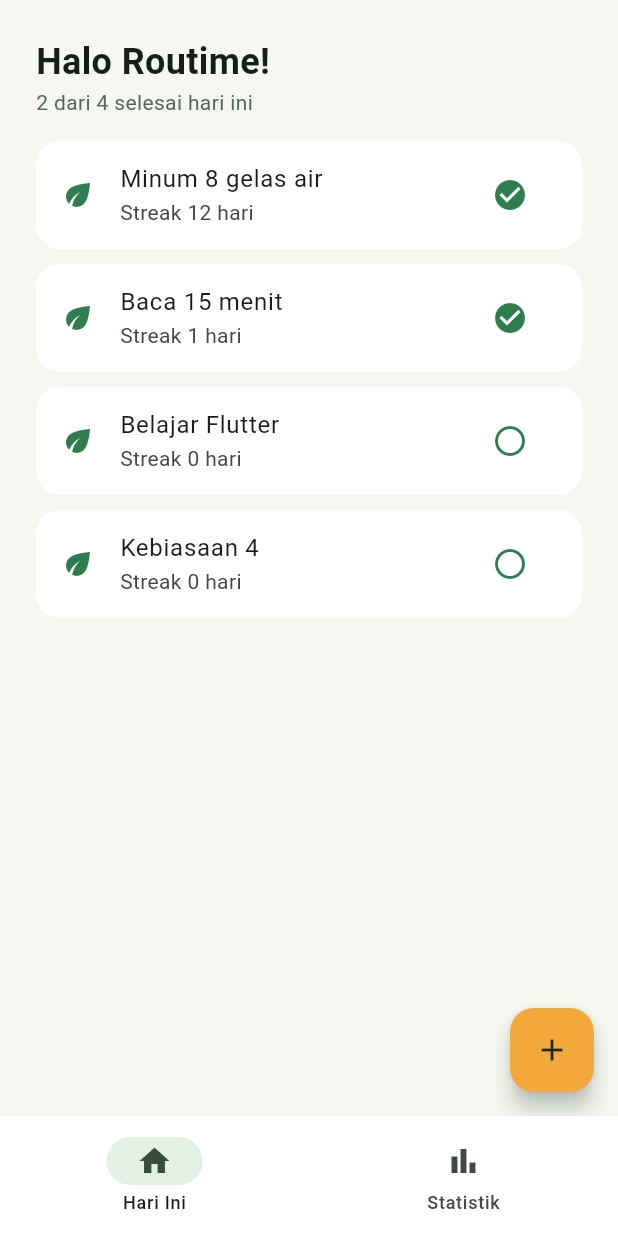
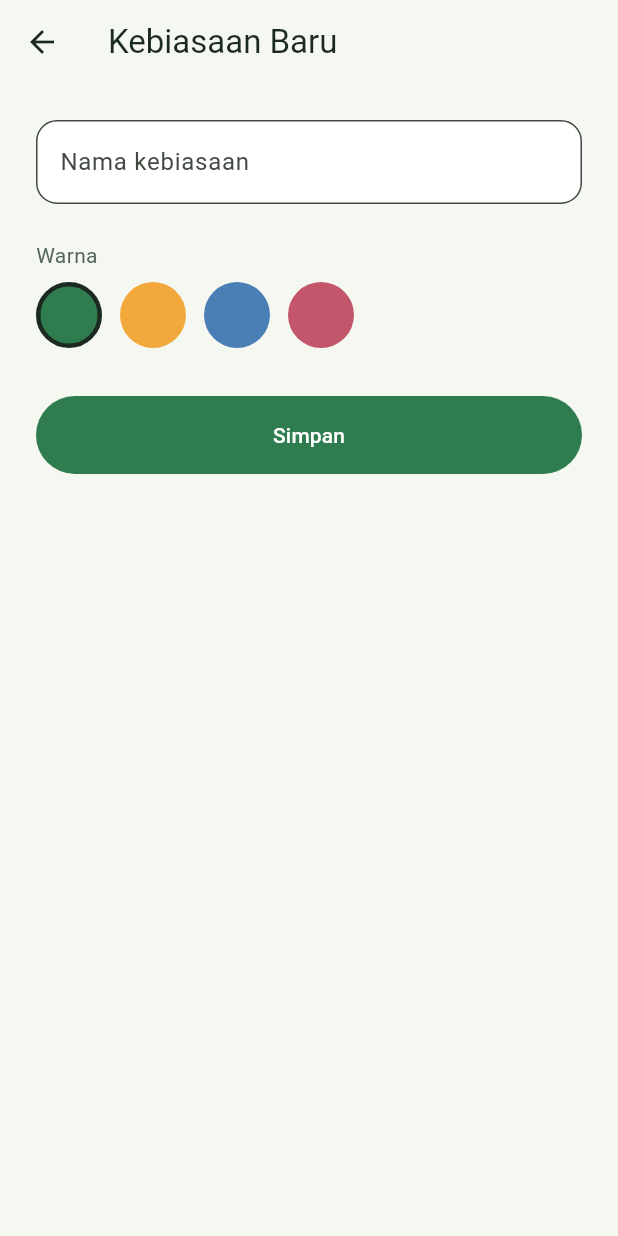
Before and after one commit to irulanam11/routime_OTIMobApps26, a Flutter app: the screen it shows after launch, after a tap on the "circle" icon, after a tap on the "add" icon, on a phone screen of 412 x 824 dp. Run offline on Flutter 3.47's test engine with Material 3 defaults, Android fonts, the phone set to English and light mode, and no system bars; our stand-ins replace material_ui, shared_preferences.

Commit message:
menambahkan penyimpanan lokal

```diff
--- a/lib/main.dart
+++ b/lib/main.dart
@@ -1,15 +1,21 @@
+import 'package:flutter/widgets.dart';
 import 'package:material_ui/material_ui.dart';
 import 'package:provider/provider.dart';
 import 'providers/habit_provider.dart';
 import 'screens/main_shell.dart';
 import 'theme/app_theme.dart';
 
-void main() => runApp(
-      ChangeNotifierProvider(
-        create: (_) => HabitProvider(),
-        child: const RoutimeApp(),
-      ),
-    );
+Future<void> main() async {
+  WidgetsFlutterBinding.ensureInitialized();
+  final provider = HabitProvider();
+  await provider.load();
+  runApp(
+    ChangeNotifierProvider.value(
+      value: provider,
+      child: const RoutimeApp(),
+    ),
+  );
+}
 
 class RoutimeApp extends StatelessWidget {
   const RoutimeApp({super.key});
--- a/lib/providers/habit_provider.dart
+++ b/lib/providers/habit_provider.dart
@@ -1,33 +1,40 @@
 import 'package:flutter/foundation.dart';
 import '../models/habit.dart';
+import '../services/storage_service.dart';
 import '../utils/date_utils.dart';
 
 class HabitProvider extends ChangeNotifier {
-  final List<Habit> _habits = [
-    Habit(
-      id: '1',
-      name: 'Minum 8 gelas air',
-      colorValue: 0xFF2F7D4F,
-      doneDates: {
-        for (var i = 0; i < 12; i++)
-          dateKey(DateTime.now().subtract(Duration(days: i)))
-      },
-    ),
-    Habit(id: '2', name: 'Baca 15 menit', colorValue: 0xFF2F7D4F),
-    Habit(id: '3', name: 'Belajar Flutter', colorValue: 0xFF2F7D4F),
-  ];
+  final StorageService _storage = StorageService();
+  final List<Habit> _habits = [];
 
   List<Habit> get habits => List.unmodifiable(_habits);
 
   int get doneToday => _habits.where(isDoneToday).length;
 
-  void addHabit(String name) {
+  /// Dipanggil sekali saat aplikasi mulai.
+  Future<void> load() async {
+    final stored = await _storage.loadHabits();
+    if (stored == null) {
+      // Pertama kali dibuka: isi contoh data
+      _habits.addAll([
+        Habit(id: '1', name: 'Minum 8 gelas air', colorValue: 0xFF2F7D4F),
+        Habit(id: '2', name: 'Baca 15 menit', colorValue: 0xFF4A7FB5),
+        Habit(id: '3', name: 'Belajar Flutter', colorValue: 0xFFF2A83B),
+      ]);
+      await _storage.saveHabits(_habits);
+    } else {
+      _habits.addAll(stored);
+    }
+    notifyListeners();
+  }
+
+  void addHabit(String name, {int colorValue = 0xFF2F7D4F}) {
     _habits.add(Habit(
       id: DateTime.now().millisecondsSinceEpoch.toString(),
-      name: name,
-      colorValue: 0xFF2F7D4F,
+      name: name.trim(),
+      colorValue: colorValue,
     ));
-    notifyListeners();
+    _commit();
   }
 
   void toggleToday(String id) {
@@ -38,11 +45,17 @@ class HabitProvider extends ChangeNotifier {
     } else {
       habit.doneDates.add(key);
     }
-    notifyListeners();
+    _commit();
   }
 
   void deleteHabit(String id) {
     _habits.removeWhere((h) => h.id == id);
+    _commit();
+  }
+
+  // Satu pintu: simpan ke penyimpanan lalu beri tahu UI
+  void _commit() {
+    _storage.saveHabits(_habits);
     notifyListeners();
   }
 }
--- /dev/null
+++ b/lib/screens/habit_form_screen.dart
@@ -0,0 +1,128 @@
+import 'package:material_ui/material_ui.dart';
+import 'package:provider/provider.dart';
+import '../providers/habit_provider.dart';
+import '../theme/app_theme.dart';
+
+// Layar ini StatefulWidget karena ada data yang berubah di dalamnya
+// (warna yang sedang dipilih).
+class HabitFormScreen extends StatefulWidget {
+  const HabitFormScreen({super.key});
+
+  @override
+  State<HabitFormScreen> createState() => _HabitFormScreenState();
+}
+
+class _HabitFormScreenState extends State<HabitFormScreen> {
+  // Kunci untuk memeriksa (validasi) isi form
+  final _formKey = GlobalKey<FormState>();
+
+  // Pengendali untuk membaca teks yang diketik pengguna
+  final _nameController = TextEditingController();
+
+  // Warna yang sedang dipilih (awalnya hijau)
+  int _selectedColor = 0xFF2F7D4F;
+
+  // Daftar pilihan warna
+  static const _colors = [
+    0xFF2F7D4F, // hijau
+    0xFFF2A83B, // kuning
+    0xFF4A7FB5, // biru
+    0xFFC4566B, // merah
+  ];
+
+  // Membersihkan controller saat layar ditutup
+  @override
+  void dispose() {
+    _nameController.dispose();
+    super.dispose();
+  }
+
+  // Dijalankan saat tombol Simpan ditekan
+  void _save() {
+    // Jika nama kosong, berhenti dan tampilkan pesan error
+    if (!_formKey.currentState!.validate()) return;
+
+    // Kirim data ke provider
+    context
+        .read<HabitProvider>()
+        .addHabit(_nameController.text, colorValue: _selectedColor);
+
+    // Tutup layar form, kembali ke Home
+    Navigator.pop(context);
+  }
+
+  @override
+  Widget build(BuildContext context) {
+    return Scaffold(
+      appBar: AppBar(title: const Text('Kebiasaan Baru')),
+      body: SafeArea(
+        child: SingleChildScrollView(
+          padding: const EdgeInsets.all(24),
+          child: Form(
+            key: _formKey,
+            child: Column(
+              crossAxisAlignment: CrossAxisAlignment.start,
+              children: [
+                // 1. Kolom nama
+                TextFormField(
+                  controller: _nameController,
+                  decoration: InputDecoration(
+                    labelText: 'Nama kebiasaan',
+                    filled: true,
+                    fillColor: Colors.white,
+                    border: OutlineInputBorder(
+                      borderRadius: BorderRadius.circular(14),
+                    ),
+                  ),
+                  validator: (value) =>
+                      (value == null || value.trim().isEmpty)
+                          ? 'Nama tidak boleh kosong'
+                          : null,
+                ),
+                const SizedBox(height: 24),
+
+                // 2. Pilihan warna
+                const Text('Warna',
+                    style: TextStyle(color: AppColors.muted)),
+                const SizedBox(height: 8),
+                Wrap(
+                  spacing: 12,
+                  children: [
+                    for (final c in _colors)
+                      GestureDetector(
+                        onTap: () => setState(() => _selectedColor = c),
+                        child: Container(
+                          width: 44,
+                          height: 44,
+                          decoration: BoxDecoration(
+                            color: Color(c),
+                            shape: BoxShape.circle,
+                            // Lingkaran terpilih diberi garis tepi
+                            border: _selectedColor == c
+                                ? Border.all(
+                                    color: AppColors.text, width: 3)
+                                : null,
+                          ),
+                        ),
+                      ),
+                  ],
+                ),
+                const SizedBox(height: 32),
+
+                // 3. Tombol simpan
+                SizedBox(
+                  width: double.infinity,
+                  height: 52,
+                  child: FilledButton(
+                    onPressed: _save,
+                    child: const Text('Simpan'),
+                  ),
+                ),
+              ],
+            ),
+          ),
+        ),
+      ),
+    );
+  }
+}
--- a/lib/screens/home_screen.dart
+++ b/lib/screens/home_screen.dart
@@ -3,6 +3,7 @@ import 'package:provider/provider.dart';
 import '../providers/habit_provider.dart';
 import '../theme/app_theme.dart';
 import '../utils/date_utils.dart';
+import 'habit_form_screen.dart';
 
 class HomeScreen extends StatelessWidget {
   const HomeScreen({super.key});
@@ -14,14 +15,16 @@ class HomeScreen extends StatelessWidget {
 
     return Scaffold(
       floatingActionButton: FloatingActionButton(
-        backgroundColor: AppColors.accent,
-        foregroundColor: AppColors.text,
-        // Sementara: tombol uji. Nanti diganti layar form.
-        onPressed: () => context
-            .read<HabitProvider>()
-            .addHabit('Kebiasaan ${habits.length + 1}'),
-        child: const Icon(Icons.add),
+      backgroundColor: AppColors.accent,
+      foregroundColor: AppColors.text,
+      onPressed: () => Navigator.push(
+        context,
+        MaterialPageRoute(
+          builder: (_) => const HabitFormScreen(),
+        ),
       ),
+      child: const Icon(Icons.add),
+    ),
       body: SafeArea(
         child: Padding(
           padding: const EdgeInsets.all(24),
@@ -44,7 +47,7 @@ class HomeScreen extends StatelessWidget {
                       margin: const EdgeInsets.only(bottom: 10),
                       child: ListTile(
                         leading:
-                            const Icon(Icons.eco, color: AppColors.primary),
+                            Icon(Icons.eco, color: Color(h.colorValue)),
                         title: Text(h.name),
                         subtitle: Text('Streak ${currentStreak(h)} hari'),
                         trailing: IconButton(
--- /dev/null
+++ b/lib/services/storage_service.dart
@@ -0,0 +1,24 @@
+import 'dart:convert';
+import 'package:shared_preferences/shared_preferences.dart';
+import '../models/habit.dart';
+
+class StorageService {
+  static const _key = 'habits';
+
+  /// Mengembalikan null jika belum pernah ada data tersimpan.
+  Future<List<Habit>?> loadHabits() async {
+    final prefs = await SharedPreferences.getInstance();
+    final raw = prefs.getString(_key);
+    if (raw == null) return null;
+    final list = jsonDecode(raw) as List;
+    return list
+        .map((e) => Habit.fromJson(e as Map<String, dynamic>))
+        .toList();
+  }
+
+  Future<void> saveHabits(List<Habit> habits) async {
+    final prefs = await SharedPreferences.getInstance();
+    final raw = jsonEncode(habits.map((h) => h.toJson()).toList());
+    await prefs.setString(_key, raw);
+  }
+}
```
